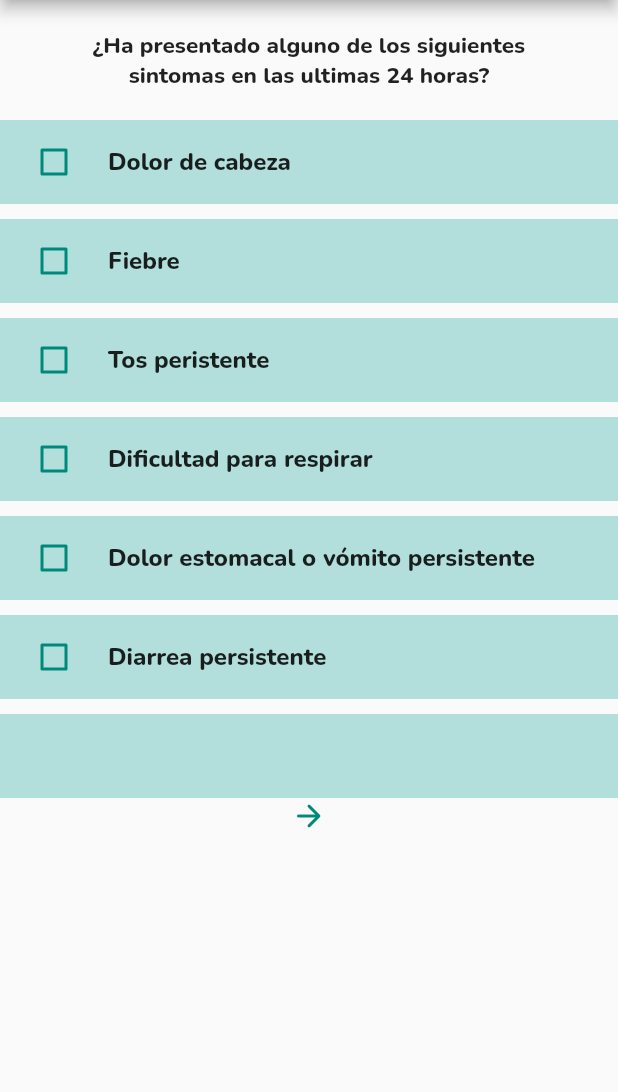
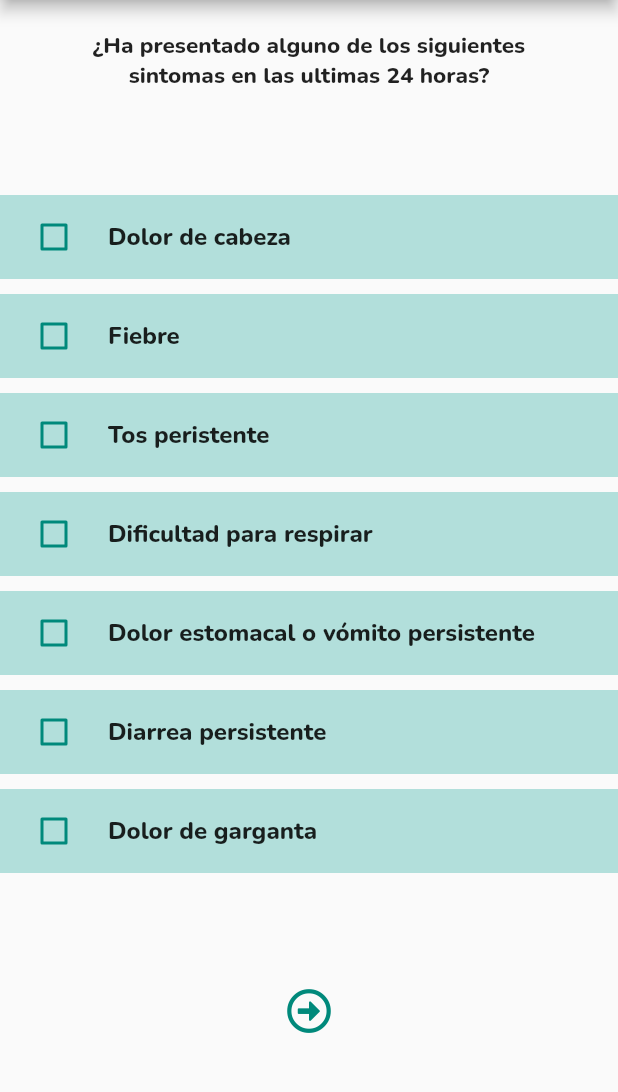
Before and after one commit to JuanSanchez27/example_app, a Flutter app: the QuestionPage screen opened by its route, on a phone screen of 412 x 824 dp, the part 84-1176 px from its top. Run offline on Flutter 3.47's test engine with Material 2 defaults, Android fonts, the phone set to English and light mode, and no system bars; our stand-ins replace font_awesome_flutter.

Commit message:
Se implementa el FontAwesome y se condicionan los iconos

```diff
--- a/lib/QuestionPage.dart
+++ b/lib/QuestionPage.dart
@@ -1,4 +1,5 @@
 import 'package:flutter/material.dart';
+import 'package:font_awesome_flutter/font_awesome_flutter.dart';
 import 'package:sigaweb_app/DashboardPage.dart';
 import 'package:sigaweb_app/QuestionPage2.dart';
 
@@ -57,10 +58,10 @@ class _QuestionPageState extends State<QuestionPage> {
               ),
             ),
             SizedBox(
-              height: 20.0,
+              height: 70.0,
             ),
             Container(
-              height: 400.0,
+              height: 500.0,
               child: ListView(
                 children: [
                   Container(
@@ -144,14 +145,15 @@ class _QuestionPageState extends State<QuestionPage> {
               ),
             ),
             SizedBox(
-              height: 40.0,
+              height: 20.0,
             ),
             Container(
               child: SizedBox(
                 child: IconButton(
                   icon: Icon(
-                    Icons.arrow_forward_rounded,
+                    FontAwesomeIcons.arrowAltCircleRight,
                     color: Colors.teal.shade600,
+                    size: 30.0,
                   ),
                   onPressed: (){
                     Navigator.of(context)
```
Also changed, not shown: lib/QuestionPage2.dart (+6 -3 lines), lib/QuestionPage3.dart (+6 -3 lines).
